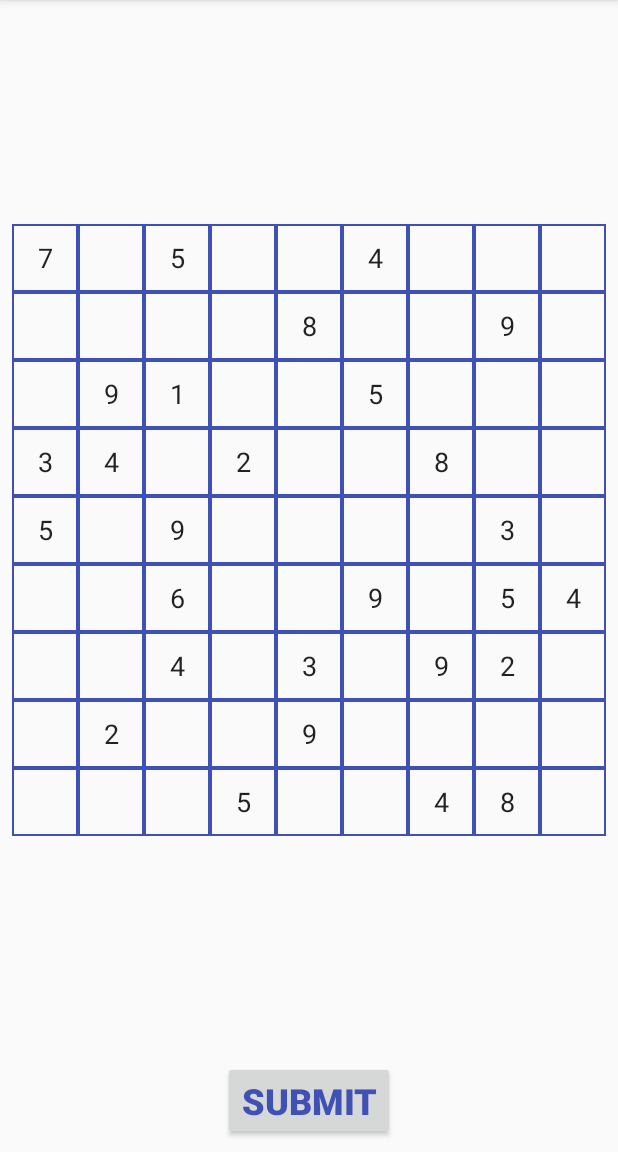
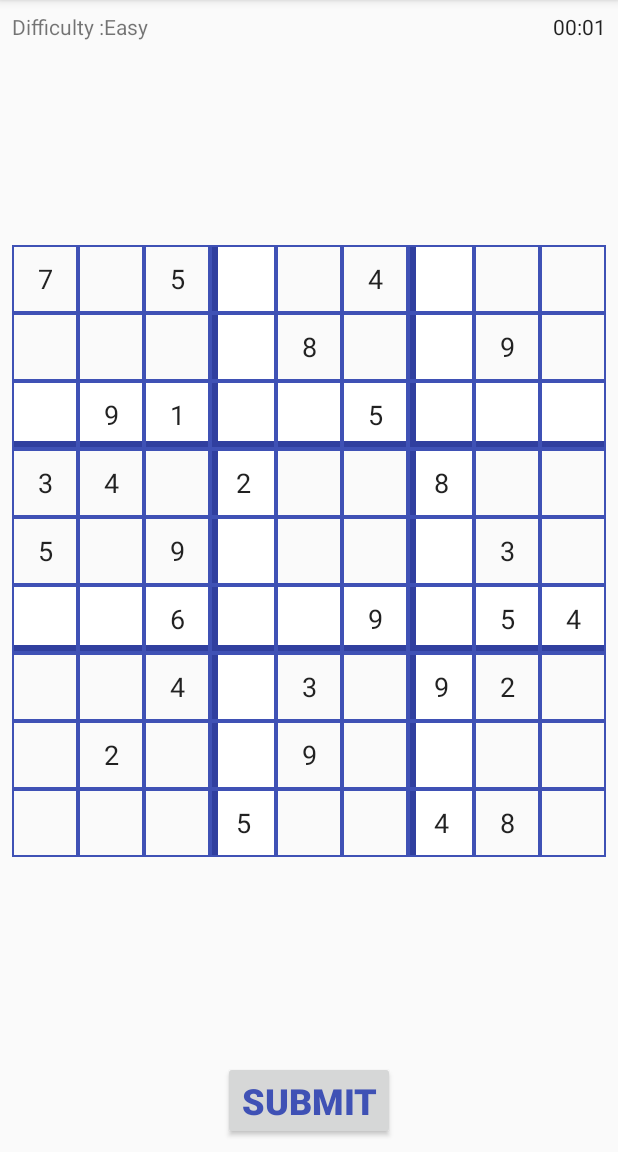
Before and after one commit to ingambe/SudokuApp, an Android app: the SudokuActivity screen opened directly, with no data from a screen before it, on a phone screen of 412 x 824 dp, the part 84-1236 px from its top. Run offline under Robolectric (Android 15) with nearby library versions, the phone set to English and light mode, and no system bars; our stand-ins replace ButterKnife.

Commit message:
Partial add of cosmetic border

```diff
--- a/app/src/main/java/com/tassel/ingambe/sudoku/Presenter/SudokuPresenter.java
+++ b/app/src/main/java/com/tassel/ingambe/sudoku/Presenter/SudokuPresenter.java
@@ -21,6 +21,8 @@ public class SudokuPresenter {
     public void initView(){
         model = SudokuAbstractFactory.make(difficulty, size);
         view.generateGrid(model);
+        view.setDifficultyText(difficulty);
+        view.startChronometer();
     }
 
 }
--- a/app/src/main/java/com/tassel/ingambe/sudoku/SudokuActivity.java
+++ b/app/src/main/java/com/tassel/ingambe/sudoku/SudokuActivity.java
@@ -7,10 +7,11 @@ import android.text.InputType;
 import android.text.method.DigitsKeyListener;
 import android.view.Gravity;
 import android.widget.Button;
+import android.widget.Chronometer;
 import android.widget.EditText;
-import android.widget.LinearLayout;
 import android.widget.TableLayout;
 import android.widget.TableRow;
+import android.widget.TextView;
 
 import com.tassel.ingambe.sudoku.Model.Sudoku;
 import com.tassel.ingambe.sudoku.Presenter.SudokuPresenter;
@@ -25,6 +26,10 @@ public class SudokuActivity extends AppCompatActivity implements SudokuView {
     Button btSubmit;
     @BindView(R.id.tb_sudoku)
     TableLayout tbSudoku;
+    @BindView(R.id.tv_selected_difficulty)
+    TextView tvSelectedDifficulty;
+    @BindView(R.id.chronometer)
+    Chronometer chronometer;
 
     private SudokuPresenter sudokuPresenter;
 
@@ -49,9 +54,9 @@ public class SudokuActivity extends AppCompatActivity implements SudokuView {
 
     @Override
     public void generateGrid(Sudoku model) {
-        for(int i = 0; i < model.getSize(); i++){
+        for (int i = 0; i < model.getSize(); i++) {
             TableRow line = new TableRow(this);
-            for(int j = 0; j < model.getSize(); j++){
+            for (int j = 0; j < model.getSize(); j++) {
                 EditText editText = new EditText(this);
                 editText.setInputType(InputType.TYPE_CLASS_NUMBER);
                 editText.setKeyListener(DigitsKeyListener.getInstance("123456789"));
@@ -61,16 +66,55 @@ public class SudokuActivity extends AppCompatActivity implements SudokuView {
                 editText.setBackgroundColor(0);
                 editText.setGravity(Gravity.CENTER);
                 // if it's not a hole we need to fill it and desactivate user inputs
-                if(!model.getHoleGrid()[i][j]){
+                if (!model.getHoleGrid()[i][j]) {
                     editText.setText("" + model.getFullGrid()[i][j]);
                     editText.setFocusable(false);
                     editText.setFocusableInTouchMode(false);
                     editText.setClickable(false);
+                } else{
+                    editText.setTextColor(getResources().getColor(R.color.colorAccent));
                 }
-                editText.setBackground(getDrawable(R.drawable.sudoku_cell));
+                if(i == 2 && j == 3 || i == 2 && j == 6){
+                    editText.setBackground(getDrawable(R.drawable.sudoku_cell_left_bottom));
+                } else if(i == 5 && j == 3 || i == 5 && j == 6){
+                    editText.setBackground(getDrawable(R.drawable.sudoku_cell_left_bottom));
+                } else if(j == 3 || j == 6){
+                    editText.setBackground(getDrawable(R.drawable.sudoku_cell_left));
+                } else if(i == 2 || i == 5){
+                    editText.setBackground(getDrawable(R.drawable.sudoku_cell_bottom));
+                } else {
+                    editText.setBackground(getDrawable(R.drawable.sudoku_cell));
+                }
                 line.addView(editText, new TableRow.LayoutParams(TableRow.LayoutParams.MATCH_PARENT, TableRow.LayoutParams.WRAP_CONTENT));
             }
             tbSudoku.addView(line, new TableLayout.LayoutParams(TableLayout.LayoutParams.WRAP_CONTENT, TableLayout.LayoutParams.WRAP_CONTENT));
         }
     }
+
+    @Override
+    public void setDifficultyText(int difficulty) {
+        tvSelectedDifficulty.setText(R.string.selected_difficulty);
+        switch (difficulty) {
+            case 0:
+                tvSelectedDifficulty.append(getResources().getString(R.string.easy));
+                break;
+            case 1:
+                tvSelectedDifficulty.append(getResources().getString(R.string.medium));
+                break;
+            default:
+                tvSelectedDifficulty.append(getResources().getString(R.string.hard));
+                break;
+        }
+    }
+
+    @Override
+    public void startChronometer() {
+        chronometer.setFormat("%s");
+        chronometer.start();
+    }
+
+    @Override
+    public void stopChronometer() {
+        chronometer.stop();
+    }
 }
--- a/app/src/main/java/com/tassel/ingambe/sudoku/View/SudokuView.java
+++ b/app/src/main/java/com/tassel/ingambe/sudoku/View/SudokuView.java
@@ -7,5 +7,8 @@ public interface SudokuView {
     int getDifficulty();
     int getSize();
     void generateGrid(Sudoku model);
+    void setDifficultyText(int difficulty);
+    void startChronometer();
+    void stopChronometer();
 
 }
--- /dev/null
+++ b/app/src/main/res/drawable/sudoku_cell_bottom.xml
@@ -0,0 +1,25 @@
+<?xml version="1.0" encoding="utf-8"?>
+<layer-list xmlns:android="http://schemas.android.com/apk/res/android" >
+
+
+    <item
+        android:left="-5dp"
+        android:right="-5dp"
+        android:top="-5dp">
+        <shape android:shape="rectangle" >
+            <solid android:color="@android:color/background_light" />
+
+            <stroke
+                android:width="5dp"
+                android:color="@color/colorPrimaryDark" />
+        </shape>
+    </item>
+
+    <item>
+        <shape
+            xmlns:android="http://schemas.android.com/apk/res/android"
+            android:shape= "rectangle"  >
+            <stroke android:width="1dp"  android:color="@color/colorPrimary"/>
+        </shape>
+    </item>
+</layer-list>
--- /dev/null
+++ b/app/src/main/res/drawable/sudoku_cell_left.xml
@@ -0,0 +1,25 @@
+<?xml version="1.0" encoding="utf-8"?>
+<layer-list xmlns:android="http://schemas.android.com/apk/res/android" >
+
+
+    <item
+        android:bottom="-5dp"
+        android:right="-5dp"
+        android:top="-5dp">
+        <shape android:shape="rectangle" >
+            <solid android:color="@android:color/background_light" />
+
+            <stroke
+                android:width="5dp"
+                android:color="@color/colorPrimaryDark" />
+        </shape>
+    </item>
+
+    <item>
+        <shape
+            xmlns:android="http://schemas.android.com/apk/res/android"
+            android:shape= "rectangle"  >
+            <stroke android:width="1dp"  android:color="@color/colorPrimary"/>
+        </shape>
+    </item>
+</layer-list>
--- /dev/null
+++ b/app/src/main/res/drawable/sudoku_cell_left_bottom.xml
@@ -0,0 +1,23 @@
+<?xml version="1.0" encoding="utf-8"?>
+<layer-list xmlns:android="http://schemas.android.com/apk/res/android" >
+
+    <item
+        android:right="-5dp"
+        android:top="-5dp">
+        <shape android:shape="rectangle" >
+            <solid android:color="@android:color/background_light" />
+
+            <stroke
+                android:width="5dp"
+                android:color="@color/colorPrimaryDark" />
+        </shape>
+    </item>
+
+    <item>
+        <shape
+            xmlns:android="http://schemas.android.com/apk/res/android"
+            android:shape= "rectangle"  >
+            <stroke android:width="1dp"  android:color="@color/colorPrimary"/>
+        </shape>
+    </item>
+</layer-list>
--- /dev/null
+++ b/app/src/main/res/drawable/sudoku_cell_left_top.xml
@@ -0,0 +1,24 @@
+<?xml version="1.0" encoding="utf-8"?>
+<layer-list xmlns:android="http://schemas.android.com/apk/res/android" >
+
+
+    <item
+        android:right="-5dp"
+        android:bottom="-5dp">
+        <shape android:shape="rectangle" >
+            <solid android:color="@android:color/background_light" />
+
+            <stroke
+                android:width="5dp"
+                android:color="@color/colorPrimaryDark" />
+        </shape>
+    </item>
+
+    <item>
+        <shape
+            xmlns:android="http://schemas.android.com/apk/res/android"
+            android:shape= "rectangle"  >
+            <stroke android:width="1dp"  android:color="@color/colorPrimary"/>
+        </shape>
+    </item>
+</layer-list>
--- a/app/src/main/res/layout/activity_sudoku.xml
+++ b/app/src/main/res/layout/activity_sudoku.xml
@@ -5,6 +5,26 @@
     android:layout_width="match_parent"
     android:layout_height="match_parent"
     tools:context=".SudokuActivity">
+
+    <TextView
+        android:id="@+id/tv_selected_difficulty"
+        android:layout_width="wrap_content"
+        android:layout_height="wrap_content"
+        android:layout_marginStart="8dp"
+        android:layout_marginTop="8dp"
+        android:text="@string/selected_difficulty"
+        app:layout_constraintBottom_toBottomOf="@+id/chronometer"
+        app:layout_constraintStart_toStartOf="parent"
+        app:layout_constraintTop_toTopOf="parent" />
+
+    <Chronometer
+        android:id="@+id/chronometer"
+        android:layout_width="wrap_content"
+        android:layout_height="wrap_content"
+        android:layout_marginTop="8dp"
+        android:layout_marginEnd="8dp"
+        app:layout_constraintEnd_toEndOf="parent"
+        app:layout_constraintTop_toTopOf="parent"></Chronometer>
 
     <Button
         android:id="@+id/bt_submit"
@@ -32,7 +52,7 @@
         app:layout_constraintBottom_toTopOf="@+id/bt_submit"
         app:layout_constraintEnd_toEndOf="parent"
         app:layout_constraintStart_toStartOf="parent"
-        app:layout_constraintTop_toTopOf="parent">
+        app:layout_constraintTop_toBottomOf="@+id/chronometer">
 
     </TableLayout>
 </android.support.constraint.ConstraintLayout>
--- a/app/src/main/res/values/strings.xml
+++ b/app/src/main/res/values/strings.xml
@@ -6,4 +6,6 @@
     <string name="hard">Hard</string>
     <string name="credit">Created By Pierre Tasssel</string>
     <string name="submit">Submit</string>
+    <string name="selected_difficulty">Difficulty :</string>
+    <string name="second_s">" s"</string>
 </resources>
```
